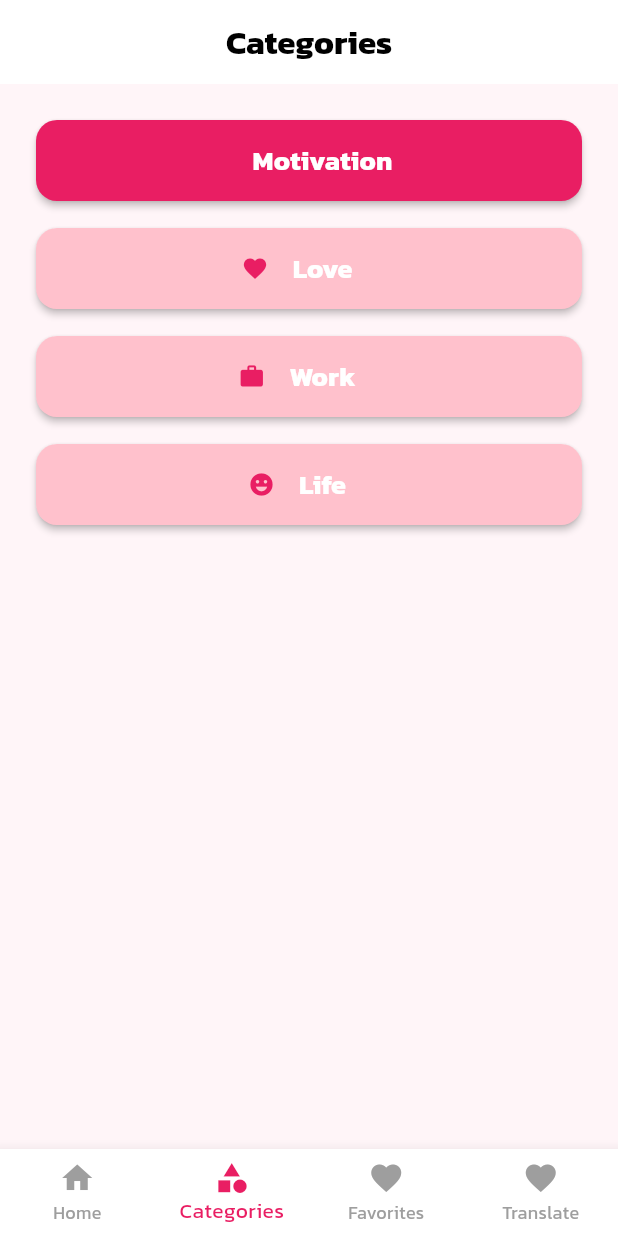
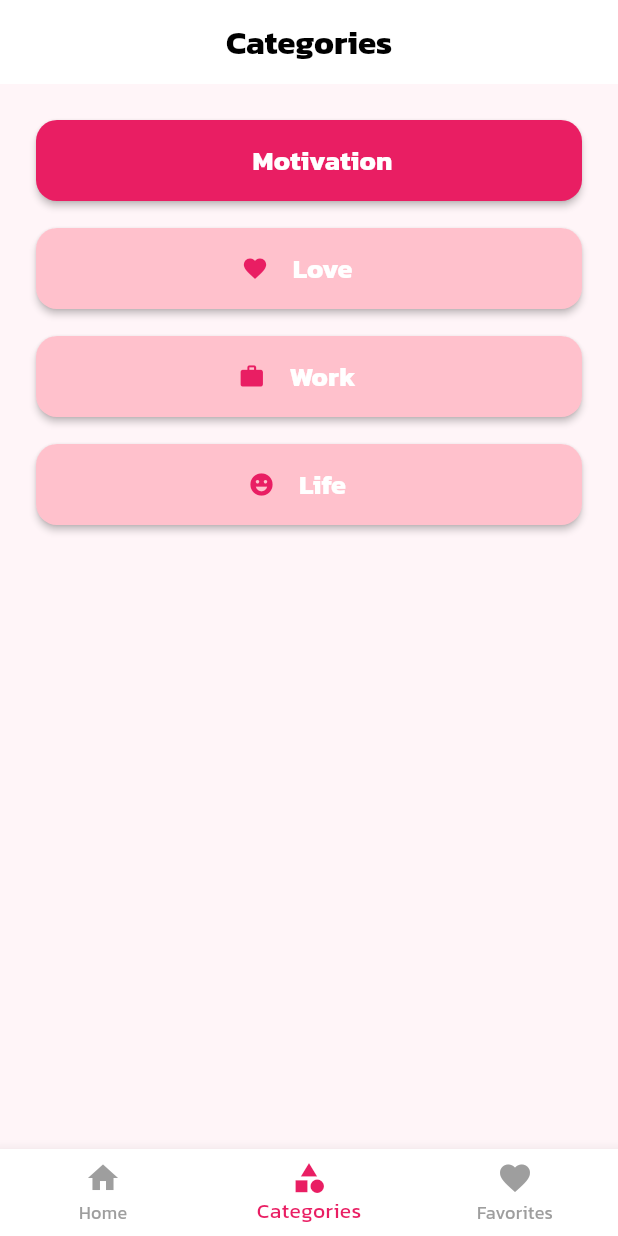
Before and after one commit to SSmikey/Flutter_Daily_Quote, a Flutter app: the screen it shows after launch, item 2 of the bottom bar chosen, on a phone screen of 412 x 824 dp. Run offline on Flutter 3.47's test engine with Material 3 defaults, Android fonts, the phone set to English and light mode, and no system bars; our stand-ins replace share_plus, shared_preferences; missing offline and left inert: translator; network calls fail.

Commit message:
clean main translate

```diff
--- a/lib/main.dart
+++ b/lib/main.dart
@@ -4,7 +4,6 @@ import 'providers/quote_provider.dart';
 import 'pages/home_page.dart';
 import 'pages/categories_page.dart';
 import 'pages/favorites_page.dart';
-import 'pages/translate_page.dart';
 
 void main() {
   runApp(
@@ -101,7 +100,6 @@ class _MainNavigationState extends State<MainNavigation> {
     HomePage(),
     CategoriesPage(),
     FavoritesPage(),
-    TranslatePage(originalQuote:''),
   ];
 
   void _onItemTapped(int index) {
@@ -133,10 +131,6 @@ class _MainNavigationState extends State<MainNavigation> {
             icon: Icon(Icons.favorite),
             label: 'Favorites',
           ),
-          BottomNavigationBarItem(
-            icon: Icon(Icons.favorite),
-            label: 'Translate',
-          ),
         ],
       ),
     );
```
